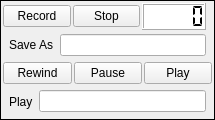
davidgrier/pyfab, file jansenlib/QDVR/QDVRWidget.ui: the form before one commit.
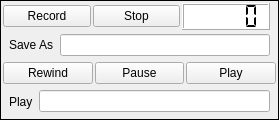
The form after the commit. Icons and pictures are not drawn.

```diff
--- a/jansenlib/QDVR/QDVRWidget.ui
+++ b/jansenlib/QDVR/QDVRWidget.ui
@@ -6,7 +6,7 @@
    <rect>
     <x>0</x>
     <y>0</y>
-    <width>215</width>
+    <width>279</width>
     <height>120</height>
    </rect>
   </property>
```
Left out of the diff: 24 changed lines with no effect on the pictures.
